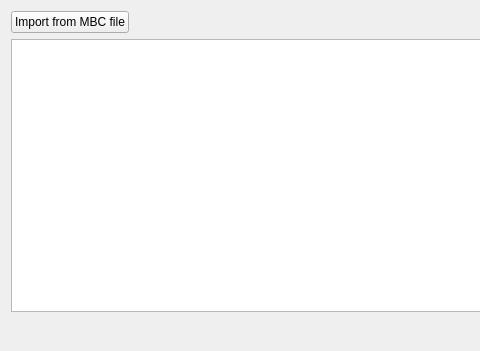
Qt form src/dialogs/registerdialog.ui (ModbusScope/ModbusScope) before a commit; both pictures show x 0 to 480 and y 0 to 351 of the 797 by 351 pixel window.
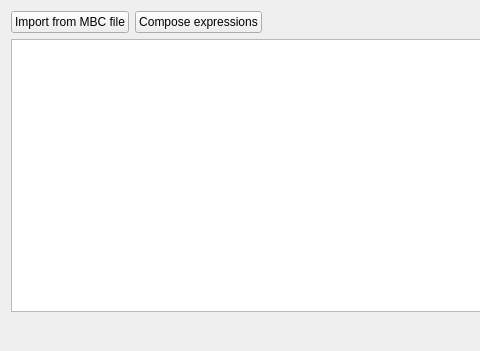
The same form after that commit. Icons and pictures are not drawn.

Commit message: Add concept of compose expression dialog

Patch:
```diff
--- a/src/dialogs/registerdialog.ui
+++ b/src/dialogs/registerdialog.ui
@@ -28,6 +28,13 @@
        </property>
       </widget>
      </item>
+     <item>
+      <widget class="QPushButton" name="btnComposeExpressions">
+       <property name="text">
+        <string>Compose expressions</string>
+       </property>
+      </widget>
+     </item>
      <item>
       <spacer name="horizontalSpacer">
        <property name="orientation">
```
The commit also changes 6 other files.
